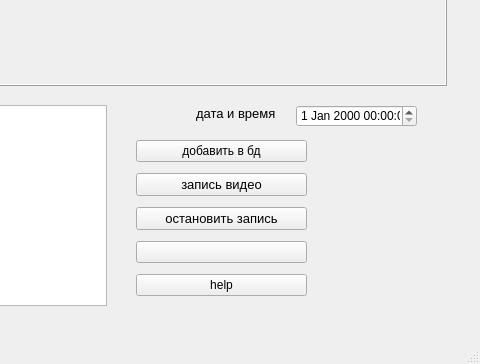
vikt-l/FaceRecognitionProject, file mainWindow.ui: the form before one commit; both pictures show x 484 to 964 and y 282 to 646 of the 964 by 646 pixel window.
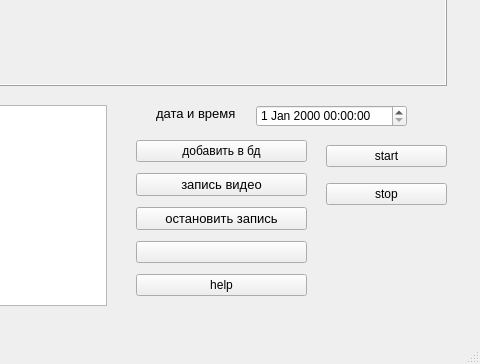
The form after the commit.

```diff
--- a/mainWindow.ui
+++ b/mainWindow.ui
@@ -151,9 +151,9 @@
    <widget class="QDateTimeEdit" name="dateTimeEd">
     <property name="geometry">
      <rect>
-      <x>780</x>
+      <x>740</x>
       <y>370</y>
-      <width>121</width>
+      <width>151</width>
       <height>22</height>
      </rect>
     </property>
@@ -161,7 +161,7 @@
    <widget class="QLabel" name="lbl_date">
     <property name="geometry">
      <rect>
-      <x>680</x>
+      <x>640</x>
       <y>370</y>
       <width>91</width>
       <height>16</height>
@@ -199,6 +199,32 @@
      <string>TextLabel</string>
     </property>
    </widget>
+   <widget class="QWidget" name="verticalLayoutWidget_2">
+    <property name="geometry">
+     <rect>
+      <x>810</x>
+      <y>400</y>
+      <width>121</width>
+      <height>81</height>
+     </rect>
+    </property>
+    <layout class="QVBoxLayout" name="verticalLayout_2">
+     <item>
+      <widget class="QPushButton" name="btnStartVideo">
+       <property name="text">
+        <string>start</string>
+       </property>
+      </widget>
+     </item>
+     <item>
+      <widget class="QPushButton" name="btnStopVideo">
+       <property name="text">
+        <string>stop</string>
+       </property>
+      </widget>
+     </item>
+    </layout>
+   </widget>
   </widget>
   <widget class="QMenuBar" name="menubar">
    <property name="geometry">
```
Left out of the diff: 2 changed lines with no effect on the pictures.
